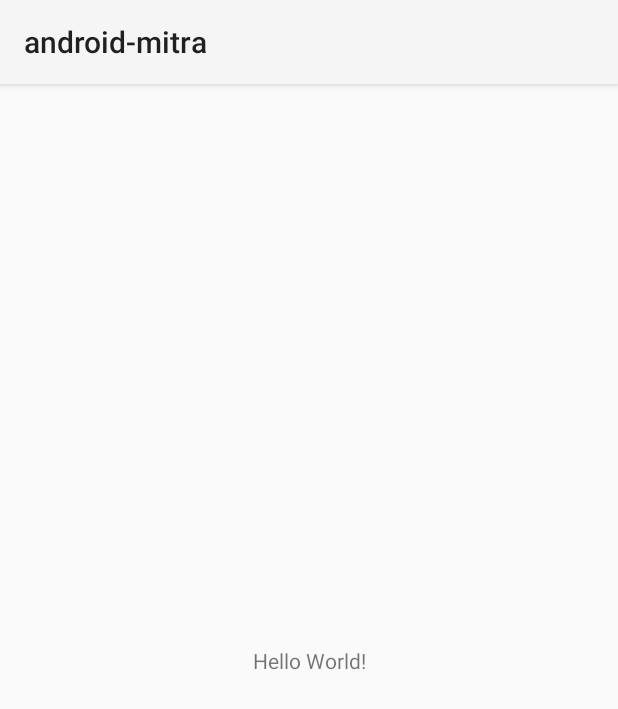
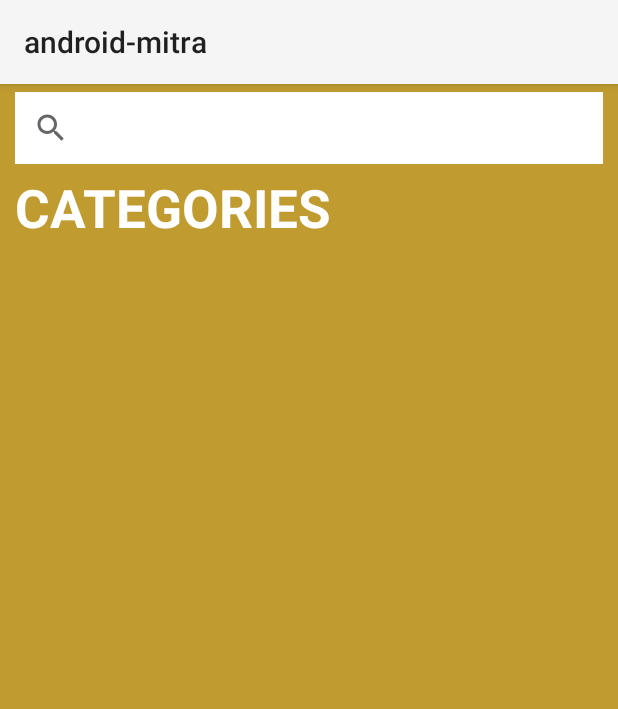
Before and after one commit to sidrive/androidmitra, an Android app: the screen it shows after launch (MainActivity), on a phone screen of 412 x 824 dp. Shown: the top 709 px of the screen. Run offline under Robolectric (Android 15) with nearby library versions, the phone set to English and light mode, and no system bars.

```diff
--- a/app/src/main/res/layout/activity_main.xml
+++ b/app/src/main/res/layout/activity_main.xml
@@ -1,18 +1,46 @@
 <?xml version="1.0" encoding="utf-8"?>
-<android.support.constraint.ConstraintLayout xmlns:android="http://schemas.android.com/apk/res/android"
+<android.support.design.widget.CoordinatorLayout
+    xmlns:android="http://schemas.android.com/apk/res/android"
     xmlns:app="http://schemas.android.com/apk/res-auto"
     xmlns:tools="http://schemas.android.com/tools"
     android:layout_width="match_parent"
     android:layout_height="match_parent"
-    tools:context=".MainActivity">
+    tools:context=".MainActivity"
+    android:background="#bf9b30">
 
-    <TextView
-        android:layout_width="wrap_content"
+    <LinearLayout
+        android:layout_width="match_parent"
         android:layout_height="wrap_content"
-        android:text="Hello World!"
-        app:layout_constraintBottom_toBottomOf="parent"
-        app:layout_constraintLeft_toLeftOf="parent"
-        app:layout_constraintRight_toRightOf="parent"
-        app:layout_constraintTop_toTopOf="parent" />
+        android:orientation="vertical">
+        <LinearLayout
+            android:layout_width="match_parent"
+            android:layout_height="wrap_content"
+            android:orientation="vertical">
+            <SearchView
+                android:layout_width="match_parent"
+                android:layout_height="wrap_content"
+                android:background="#fff"
+                android:layout_marginHorizontal="10dp"
+                android:layout_marginVertical="5dp"/>
+            <TextView
+                android:layout_width="wrap_content"
+                android:layout_height="wrap_content"
+                android:layout_marginLeft="10dp"
+                android:text="CATEGORIES"
+                android:textSize="16pt"
+                android:textColor="@color/colorWhite"
+                android:textStyle="bold"/>
+        </LinearLayout>
 
-</android.support.constraint.ConstraintLayout>
+        <LinearLayout
+            android:layout_width="match_parent"
+            android:layout_height="wrap_content">
+            <android.support.v7.widget.RecyclerView
+                android:layout_width="match_parent"
+                android:layout_height="wrap_content"></android.support.v7.widget.RecyclerView>
+
+        </LinearLayout>
+
+    </LinearLayout>
+
+</android.support.design.widget.CoordinatorLayout>
--- a/app/src/main/res/values/colors.xml
+++ b/app/src/main/res/values/colors.xml
@@ -4,4 +4,5 @@
     <color name="colorPrimaryDark">#303F9F</color>
     <color name="colorAccent">#FF4081</color>
     <color name="colorShadow2">#2E000000</color>
+    <color name="colorWhite">#ffff</color>
 </resources>
```
